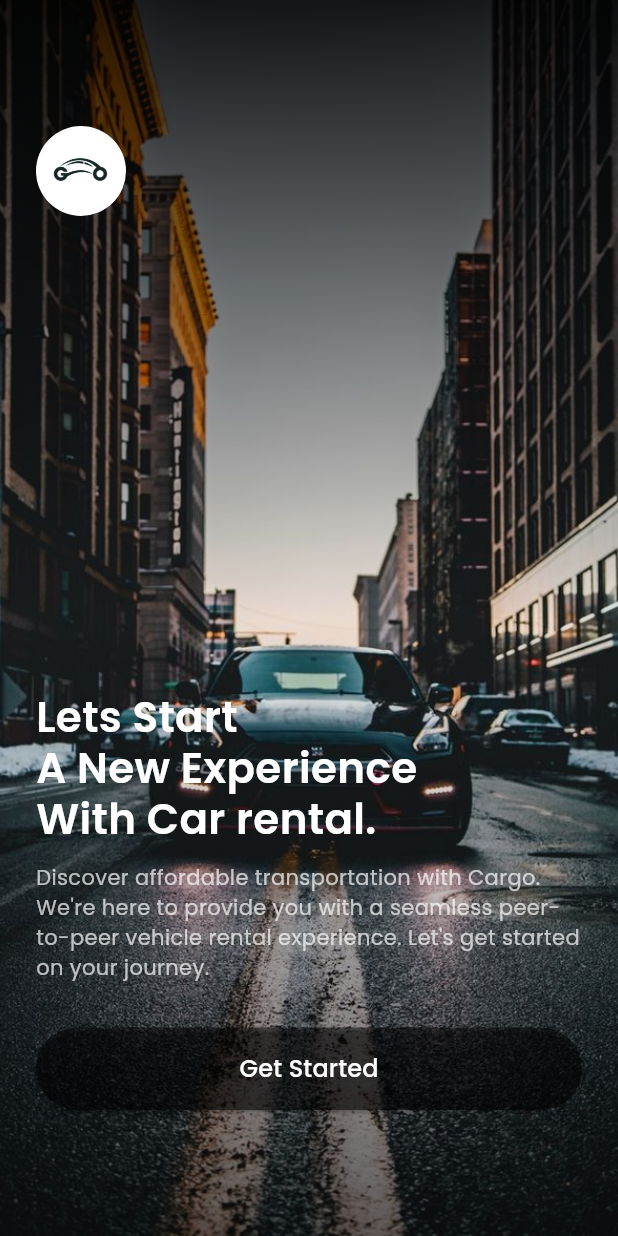
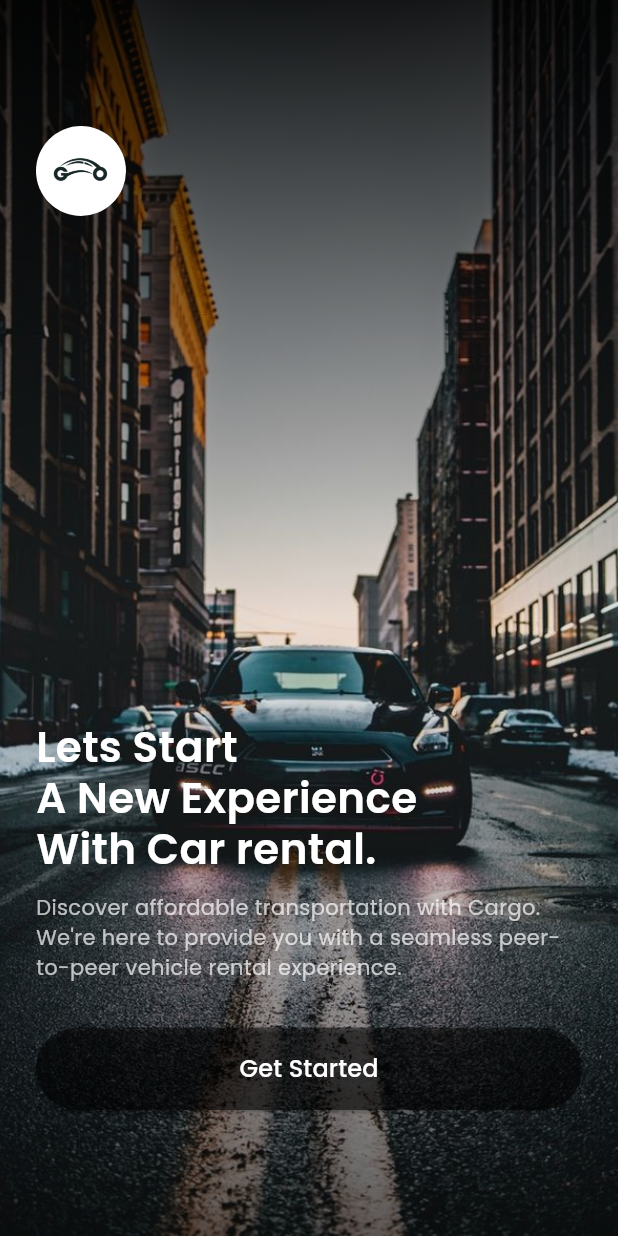
Before and after one commit to Syloms/Cargo, a Flutter app: the OnboardingScreen screen opened directly, after a tap on "Get Started", on a phone screen of 412 x 824 dp. Run offline on Flutter 3.47's test engine with Material 3 defaults, Android fonts, the phone set to English and light mode, and no system bars; our stand-ins replace get_storage, google_fonts; accounts and stored records are empty; statements that could not run were skipped.

```diff
--- a/lib/screens/onboarding.dart
+++ b/lib/screens/onboarding_screen/onboarding.dart
@@ -1,6 +1,6 @@
 import 'package:flutter/material.dart';
 import 'package:google_fonts/google_fonts.dart';
-import 'home.dart';
+import '../user/home_screen.dart';
 
 class OnboardingScreen extends StatefulWidget {
   const OnboardingScreen({super.key});
@@ -21,12 +21,25 @@ class _OnboardingScreenState extends State<OnboardingScreen> {
     },
     {
       "title": "Lets Start\nA New Experience\nWith Car rental.",
-      "subtitle":
-          "Discover affordable transportation with Cargo. We're here to provide you with a seamless peer-to-peer vehicle rental experience. Let's get started on your journey.",
+      "subtitle": "Discover affordable transportation with Cargo. We're here to provide you with a seamless peer-to-peer vehicle rental experience.",
       "image": "assets/car3.jpg",
       "button": "Get Started"
     },
   ];
+
+  void _onGetStarted() {
+    if (_currentPage < _pages.length - 1) {
+      _controller.nextPage(
+        duration: const Duration(milliseconds: 400),
+        curve: Curves.easeInOut,
+      );
+    } else {
+      Navigator.pushReplacement(
+        context,
+        MaterialPageRoute(builder: (context) => const HomeScreen()),
+      );
+    }
+  }
 
   @override
   Widget build(BuildContext context) {
@@ -40,38 +53,23 @@ class _OnboardingScreenState extends State<OnboardingScreen> {
           return Stack(
             fit: StackFit.expand,
             children: [
-              // 🔹 Background image
-              Image.asset(
-                page["image"]!,
-                fit: BoxFit.cover,
-              ),
-
-              // 🔹 Gradient overlay (black → transparent → black)
+              Image.asset(page["image"]!, fit: BoxFit.cover),
               Container(
                 decoration: const BoxDecoration(
                   gradient: LinearGradient(
                     begin: Alignment.topCenter,
                     end: Alignment.bottomCenter,
-                    colors: [
-                      Colors.black87,      // dark at top
-                      Colors.transparent,  // clear in middle
-                      Colors.black54,      // slightly dark at bottom
-                    ],
+                    colors: [Colors.black87, Colors.transparent, Colors.black54],
                     stops: [0.0, 0.5, 1.0],
                   ),
                 ),
               ),
-
-
-              // 🔹 Page Content
               Padding(
                 padding: const EdgeInsets.all(24.0),
                 child: Column(
                   crossAxisAlignment: CrossAxisAlignment.start,
                   children: [
                     const SizedBox(height: 60),
-
-                    // 🔹 Circular Logo (smaller)
                     Container(
                       height: 60,
                       width: 60,
@@ -81,16 +79,10 @@ class _OnboardingScreenState extends State<OnboardingScreen> {
                       ),
                       padding: const EdgeInsets.all(8),
                       child: ClipOval(
-                        child: Image.asset(
-                          "assets/logo.png",
-                          fit: BoxFit.contain,
+                        child: Image.asset("assets/logo.png", fit: BoxFit.contain),
                       ),
                     ),
-                    ),
-
                     const Spacer(),
-
-                    // 🔹 Title
                     Text(
                       page["title"]!,
                       style: GoogleFonts.poppins(
@@ -101,8 +93,6 @@ class _OnboardingScreenState extends State<OnboardingScreen> {
                       ),
                     ),
                     const SizedBox(height: 12),
-
-                    // 🔹 Subtitle (optional)
                     if (page["subtitle"] != null)
                       Text(
                         page["subtitle"]!,
@@ -112,31 +102,13 @@ class _OnboardingScreenState extends State<OnboardingScreen> {
                           height: 1.4,
                         ),
                       ),
-
                     const SizedBox(height: 30),
-
-                    // 🔹 Button
                     SizedBox(
                       width: double.infinity,
                       child: ElevatedButton(
-                            onPressed: () {
-                              if (_currentPage < _pages.length - 1) {
-                                _controller.nextPage(
-                                  duration: const Duration(milliseconds: 400),
-                                  curve: Curves.easeInOut,
-                                );
-                              } else {
-                                // Navigate to HomeScreen
-                                Navigator.pushReplacement(
-                                  context,
-                                  MaterialPageRoute(
-                                    builder: (context) => HomeScreen(),
-                                  ),
-                                );
-                              }
-                            },
+                        onPressed: _onGetStarted,
                         style: ElevatedButton.styleFrom(
-                              backgroundColor: Colors.black.withValues(alpha: 0.5),
+                          backgroundColor: Colors.black.withOpacity(0.5),
                           shape: RoundedRectangleBorder(
                             borderRadius: BorderRadius.circular(30),
                           ),
@@ -152,8 +124,6 @@ class _OnboardingScreenState extends State<OnboardingScreen> {
                         ),
                       ),
                     ),
-
-
                     const SizedBox(height: 60),
                   ],
                 ),
```
Also changed, not shown: lib/constants/app_colors.dart (added, +26 -0 lines), lib/constants/app_text_styles.dart (renamed from lib/utils/app_colors.dart, +13 -17 lines), lib/models/vehicle_model.dart (added, +19 -0 lines), lib/screens/owner/widgets/owner/dashboard_header.dart (added, +37 -0 lines), lib/screens/owner/widgets/owner/car_listing_banner.dart (added), lib/screens/owner/widgets/owner/earnings_chart.dart (added), lib/screens/owner/widgets/owner/stats_card.dart (added), lib/screens/user/home_screen.dart (renamed from lib/screens/user/home.dart), lib/widgets/owner/stats_card.dart (deleted), lib/widgets/shared/verify_popup.dart (renamed from lib/widgets/verify_popup.dart). Lines whose indentation alone changed are shown as unchanged.
